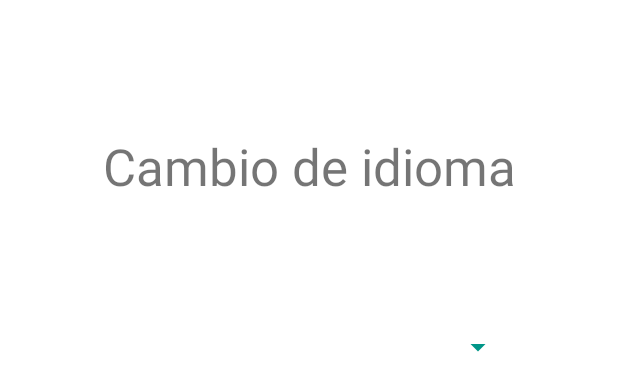
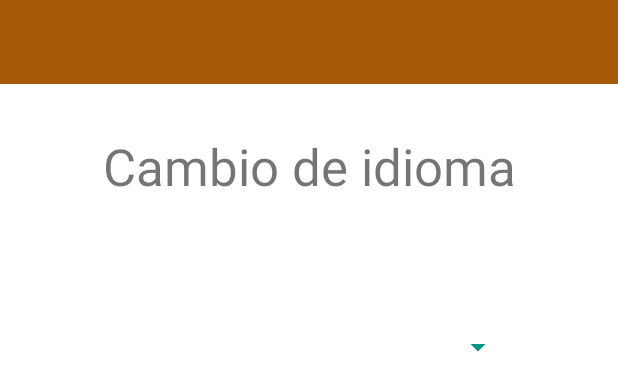
Before and after one commit to Racriberny/LaCasaNostraAPKFinalBueno, an Android app: the layout settingactivity.xml on its own in the app's theme, with its tools: preview values and no code run, on a phone screen of 412 x 824 dp. Shown: the top 391 px of the screen. Run offline under Robolectric (Android 15) with nearby library versions, the phone set to English and light mode, and no system bars.

Commit message:
atras setting !!!

```diff
--- a/app/src/main/java/com/cristobalbernal/lacasanostraapk/interfaces/IAPIService.java
+++ b/app/src/main/java/com/cristobalbernal/lacasanostraapk/interfaces/IAPIService.java
@@ -1,5 +1,6 @@
 package com.cristobalbernal.lacasanostraapk.interfaces;
 import com.cristobalbernal.lacasanostraapk.modelos.Producto;
+import com.cristobalbernal.lacasanostraapk.modelos.Tipo;
 
 import java.util.List;
 
@@ -11,6 +12,9 @@ public interface IAPIService {
 
     @GET("producto/all")
     Call<List<Producto>> getProductos();
+
+    @GET("tipo/all")
+    Call<List<Tipo>> getTipo();
     /*
     @POST("frase/add")
     Call<Boolean> addFrase(@Body Frase frase);
--- a/app/src/main/res/layout/settingactivity.xml
+++ b/app/src/main/res/layout/settingactivity.xml
@@ -32,5 +32,16 @@
         app:layout_constraintTop_toBottomOf="@+id/textView"
         tools:ignore="MissingConstraints" />
 
+    <androidx.appcompat.widget.Toolbar
+        android:id="@+id/toolbar3"
+        android:layout_width="match_parent"
+        android:layout_height="wrap_content"
+        android:background="?attr/colorPrimary"
+        android:minHeight="?attr/actionBarSize"
+        android:theme="@style/ThemeOverlay.AppCompat.Dark.ActionBar"
+        app:layout_constraintEnd_toEndOf="parent"
+        app:layout_constraintStart_toStartOf="parent"
+        app:layout_constraintTop_toTopOf="parent" />
+
 
 </androidx.constraintlayout.widget.ConstraintLayout>
```
Also changed, not shown: app/src/main/java/com/cristobalbernal/lacasanostraapk/MainActivity.java (+1 -39 lines), app/src/main/java/com/cristobalbernal/lacasanostraapk/activitys/SettingActivity.java (+20 -6 lines), app/src/main/java/com/cristobalbernal/lacasanostraapk/fragments/Fragment_Home.java (+26 -2 lines), app/src/main/java/com/cristobalbernal/lacasanostraapk/modelos/Tipo.java (added, +46 -0 lines).
